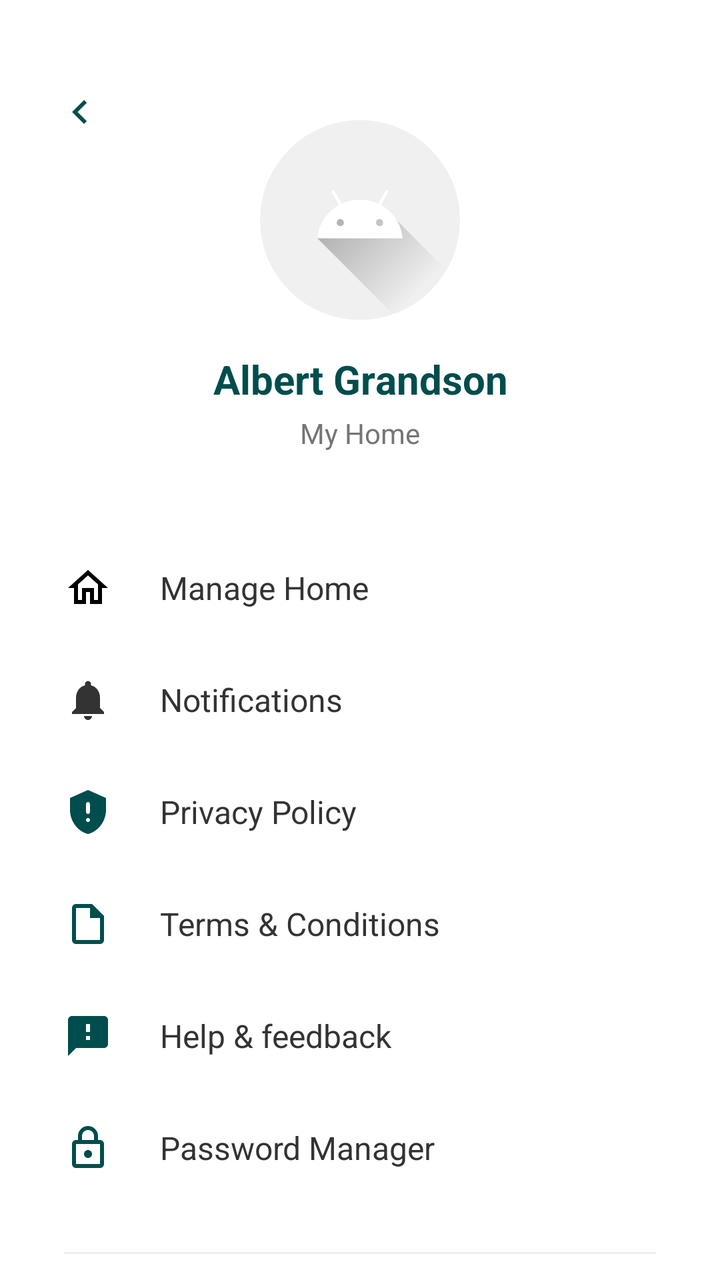
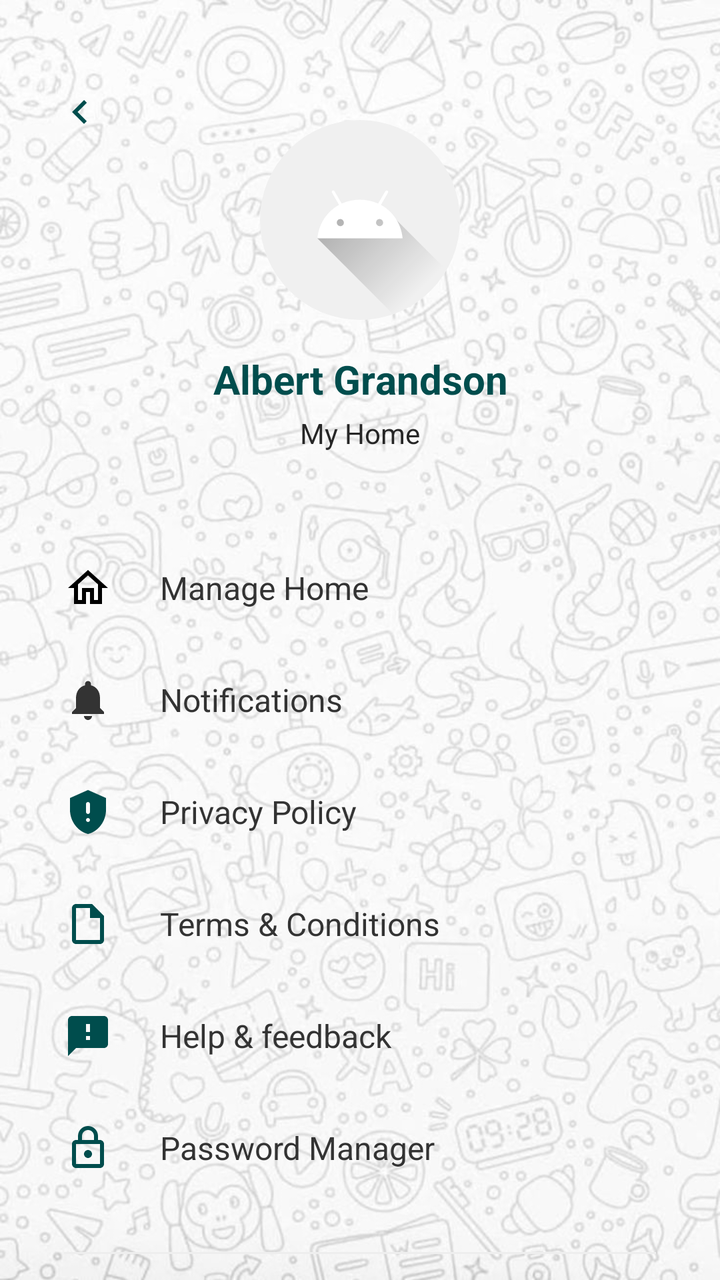

Compare the two renders of this Android layout. The source of the first and the diff that turns it into the second are given below.
<!-- AndroidManifest.xml: application theme Theme.SmartHome -->
<!-- res/layout/activity_user_profile.xml -->
<?xml version="1.0" encoding="utf-8"?>
<androidx.constraintlayout.widget.ConstraintLayout xmlns:android="http://schemas.android.com/apk/res/android"
    xmlns:app="http://schemas.android.com/apk/res-auto"
    xmlns:tools="http://schemas.android.com/tools"
    android:layout_width="match_parent"
    android:layout_height="match_parent"
    android:background="@color/white"
    tools:context=".UserProfileActivity">

    
    <ImageView
        android:id="@+id/btn_back"
        android:layout_width="48dp"
        android:layout_height="48dp"
        android:layout_marginStart="16dp"
        android:layout_marginTop="32dp"
        android:padding="12dp"
        android:src="@drawable/ic_arrow_back"
        app:layout_constraintStart_toStartOf="parent"
        app:layout_constraintTop_toTopOf="parent"
        app:tint="@color/primary_teal" />

    
    <androidx.cardview.widget.CardView
        android:id="@+id/cv_profile_pic"
        android:layout_width="100dp"
        android:layout_height="100dp"
        android:layout_marginTop="60dp"
        app:cardCornerRadius="50dp"
        app:cardElevation="0dp"
        app:layout_constraintEnd_toEndOf="parent"
        app:layout_constraintStart_toStartOf="parent"
        app:layout_constraintTop_toTopOf="parent">

        <ImageView
            android:id="@+id/iv_user_image"
            android:layout_width="match_parent"
            android:layout_height="match_parent"
            android:scaleType="centerCrop"
            android:src="@drawable/ic_launcher_foreground"
            android:background="#F0F0F0" />
    </androidx.cardview.widget.CardView>

    <EditText
        android:id="@+id/tv_profile_name"
        android:layout_width="wrap_content"
        android:layout_height="wrap_content"
        android:layout_marginTop="16dp"
        android:text="Albert Grandson"
        android:textColor="@color/primary_teal"
        android:textSize="20sp"
        android:textStyle="bold"
        android:background="@android:color/transparent"
        android:gravity="center"
        android:imeOptions="actionDone"
        android:inputType="textPersonName"
        android:maxLines="1"
        app:layout_constraintEnd_toEndOf="parent"
        app:layout_constraintStart_toStartOf="parent"
        app:layout_constraintTop_toBottomOf="@id/cv_profile_pic" />

    <TextView
        android:id="@+id/tv_profile_sub"
        android:layout_width="wrap_content"
        android:layout_height="wrap_content"
        android:layout_marginTop="4dp"
        android:text="My Home"
        android:textColor="@color/gray_text"
        android:textSize="14sp"
        app:layout_constraintEnd_toEndOf="parent"
        app:layout_constraintStart_toStartOf="parent"
        app:layout_constraintTop_toBottomOf="@id/tv_profile_name" />

    
    <LinearLayout
        android:id="@+id/ll_settings_menu"
        android:layout_width="match_parent"
        android:layout_height="wrap_content"
        android:layout_marginTop="40dp"
        android:orientation="vertical"
        android:paddingHorizontal="32dp"
        app:layout_constraintTop_toBottomOf="@id/tv_profile_sub">

        
        <LinearLayout
            android:id="@+id/item_manage_home"
            android:layout_width="match_parent"
            android:layout_height="56dp"
            android:gravity="center_vertical"
            android:orientation="horizontal"
            android:clickable="true"
            android:focusable="true"
            android:background="?attr/selectableItemBackground">
            <ImageView
                android:layout_width="24dp"
                android:layout_height="24dp"
                android:src="@drawable/ic_home" />
            <TextView
                android:layout_width="wrap_content"
                android:layout_height="wrap_content"
                android:layout_marginStart="24dp"
                android:text="Manage Home"
                android:textColor="#333333"
                android:textSize="16sp" />
        </LinearLayout>

        
        <LinearLayout
            android:id="@+id/item_notifications_settings"
            android:layout_width="match_parent"
            android:layout_height="56dp"
            android:gravity="center_vertical"
            android:orientation="horizontal"
            android:clickable="true"
            android:focusable="true"
            android:background="?attr/selectableItemBackground">
            <ImageView
                android:layout_width="24dp"
                android:layout_height="24dp"
                android:src="@drawable/ic_notification" />
            <TextView
                android:layout_width="wrap_content"
                android:layout_height="wrap_content"
                android:layout_marginStart="24dp"
                android:text="Notifications"
                android:textColor="#333333"
                android:textSize="16sp" />
        </LinearLayout>

        
        <LinearLayout
            android:id="@+id/item_privacy"
            android:layout_width="match_parent"
            android:layout_height="56dp"
            android:gravity="center_vertical"
            android:orientation="horizontal"
            android:clickable="true"
            android:focusable="true"
            android:background="?attr/selectableItemBackground">
            <ImageView
                android:layout_width="24dp"
                android:layout_height="24dp"
                android:src="@drawable/ic_shield_privacy" />
            <TextView
                android:layout_width="wrap_content"
                android:layout_height="wrap_content"
                android:layout_marginStart="24dp"
                android:text="Privacy Policy"
                android:textColor="#333333"
                android:textSize="16sp" />
        </LinearLayout>

        
        <LinearLayout
            android:id="@+id/item_terms"
            android:layout_width="match_parent"
            android:layout_height="56dp"
            android:gravity="center_vertical"
            android:orientation="horizontal"
            android:clickable="true"
            android:focusable="true"
            android:background="?attr/selectableItemBackground">
            <ImageView
                android:layout_width="24dp"
                android:layout_height="24dp"
                android:src="@drawable/ic_terms" />
            <TextView
                android:layout_width="wrap_content"
                android:layout_height="wrap_content"
                android:layout_marginStart="24dp"
                android:text="Terms &amp; Conditions"
                android:textColor="#333333"
                android:textSize="16sp" />
        </LinearLayout>

        
        <LinearLayout
            android:id="@+id/item_help"
            android:layout_width="match_parent"
            android:layout_height="56dp"
            android:gravity="center_vertical"
            android:orientation="horizontal"
            android:clickable="true"
            android:focusable="true"
            android:background="?attr/selectableItemBackground">
            <ImageView
                android:layout_width="24dp"
                android:layout_height="24dp"
                android:src="@drawable/ic_help_feedback" />
            <TextView
                android:layout_width="wrap_content"
                android:layout_height="wrap_content"
                android:layout_marginStart="24dp"
                android:text="Help &amp; feedback"
                android:textColor="#333333"
                android:textSize="16sp" />
        </LinearLayout>

        
        <LinearLayout
            android:id="@+id/item_password"
            android:layout_width="match_parent"
            android:layout_height="56dp"
            android:gravity="center_vertical"
            android:orientation="horizontal"
            android:clickable="true"
            android:focusable="true"
            android:background="?attr/selectableItemBackground">
            <ImageView
                android:layout_width="24dp"
                android:layout_height="24dp"
                android:src="@drawable/ic_password_manager" />
            <TextView
                android:layout_width="wrap_content"
                android:layout_height="wrap_content"
                android:layout_marginStart="24dp"
                android:text="Password Manager"
                android:textColor="#333333"
                android:textSize="16sp" />
        </LinearLayout>

        <View
            android:layout_width="match_parent"
            android:layout_height="1dp"
            android:layout_marginTop="24dp"
            android:background="#EEEEEE" />
    </LinearLayout>

</androidx.constraintlayout.widget.ConstraintLayout>
<!-- resources referenced by this layout -->
<resources>
  <color name="gray_text">#757575</color>
  <color name="primary_teal">#004D4D</color>
  <color name="white">#FFFFFF</color>
  <!-- drawable ic_arrow_back (drawable) -->
  <vector xmlns:android="http://schemas.android.com/apk/res/android"
      android:width="24dp"
      android:height="24dp"
      android:viewportWidth="24"
      android:viewportHeight="24">
    <path
        android:pathData="M15.41,16.59L10.83,12L15.41,7.41L14,6L8,12L14,18L15.41,16.59Z"
        android:fillColor="#000000"/>
  </vector>
  <!-- drawable ic_help_feedback (drawable) -->
  <vector xmlns:android="http://schemas.android.com/apk/res/android"
      android:width="24dp"
      android:height="24dp"
      android:viewportWidth="24"
      android:viewportHeight="24">
      <path
          android:fillColor="#004D4D"
          android:pathData="M20,2H4C2.9,2 2,2.9 2,4V22L6,18H20C21.1,18 22,17.1 22,16V4C22,2.9 21.1,2 20,2ZM13,14H11V12H13V14ZM13,10H11V6H13V10Z" />
  </vector>
  <!-- drawable ic_home (drawable) -->
  <vector xmlns:android="http://schemas.android.com/apk/res/android"
      android:width="24dp"
      android:height="24dp"
      android:viewportWidth="24"
      android:viewportHeight="24">
    <path
        android:fillColor="#000000"
        android:pathData="M12,5.69l5,4.5V18h-2v-6H9v6H7v-7.81l5,-4.5M12,3L2,12h3v8h6v-6h2v6h6v-8h3L12,3z"/>
  </vector>
  <!-- drawable ic_notification (drawable) -->
  <vector xmlns:android="http://schemas.android.com/apk/res/android"
      android:width="24dp"
      android:height="24dp"
      android:viewportWidth="24"
      android:viewportHeight="24">
    <path
        android:fillColor="#333333"
        android:pathData="M12,22c1.1,0 2,-0.9 2,-2h-4c0,1.1 0.9,2 2,2zM18,16v-5c0,-3.07 -1.63,-5.64 -4.5,-6.32V4c0,-0.83 -0.67,-1.5 -1.5,-1.5s-1.5,0.67 -1.5,1.5v0.68C7.64,5.36 6,7.92 6,11v5l-2,2v1h16v-1l-2,-2z"/>
  </vector>
  <!-- drawable ic_password_manager (drawable) -->
  <vector xmlns:android="http://schemas.android.com/apk/res/android"
      android:width="24dp"
      android:height="24dp"
      android:viewportWidth="24"
      android:viewportHeight="24">
      <path
          android:fillColor="#004D4D"
          android:pathData="M18,8H17V6C17,3.24 14.76,1 12,1C9.24,1 7,3.24 7,6V8H6C4.9,8 4,8.9 4,10V20C4,21.1 4.9,22 6,22H18C19.1,22 20,21.1 20,20V10C20,8.9 19.1,8 18,8ZM9,6C9,4.34 10.34,3 12,3C13.66,3 15,4.34 15,6V8H9V6ZM18,20H6V10H18V20ZM12,13C10.9,13 10,13.9 10,15C10,16.1 10.9,17 12,17C13.1,17 14,16.1 14,15C14,13.9 13.1,13 12,13Z" />
  </vector>
  <!-- drawable ic_shield_privacy (drawable) -->
  <vector xmlns:android="http://schemas.android.com/apk/res/android"
      android:width="24dp"
      android:height="24dp"
      android:viewportWidth="24"
      android:viewportHeight="24">
      <path
          android:fillColor="#004D4D"
          android:pathData="M12,1L3,5V11C3,16.55 6.84,21.74 12,23C17.16,21.74 21,16.55 21,11V5L12,1ZM12,7C12.55,7 13,7.45 13,8V12C13,12.55 12.55,13 12,13C11.45,13 11,12.55 11,12V8C11,7.45 11.45,7 12,7ZM12,17C11.45,17 11,16.55 11,16C11,15.45 11.45,15 12,15C12.55,15 13,15.45 13,16C13,16.55 12.55,17 12,17Z" />
  </vector>
  <!-- drawable ic_terms (drawable) -->
  <vector xmlns:android="http://schemas.android.com/apk/res/android"
      android:width="24dp"
      android:height="24dp"
      android:viewportWidth="24"
      android:viewportHeight="24">
      <path
          android:fillColor="#004D4D"
          android:pathData="M14,2H6C4.9,2 4,2.9 4,4V20C4,21.1 4.9,22 6,22H18C19.1,22 20,21.1 20,20V8L14,2ZM18,20H6V4H13V9H18V20Z" />
  </vector>
  <style name="Theme.SmartHome" parent="Base.Theme.SmartHome" />
  <style name="Base.Theme.SmartHome" parent="Theme.MaterialComponents.Light.NoActionBar">
          
          <item name="android:colorBackground">@color/background_light</item>
          <item name="android:windowLightStatusBar">true</item>
          <item name="android:statusBarColor">@color/white</item>
      </style>
  <color name="background_light">#F5F7F7</color>
  <!-- unchanged entries left out for length: 1 -->
</resources>

<!-- the commit's change to res/layout/activity_user_profile.xml (unified diff, before → after) -->
@@ -4,7 +4,7 @@
     xmlns:tools="http://schemas.android.com/tools"
     android:layout_width="match_parent"
     android:layout_height="match_parent"
-    android:background="@color/white"
+    android:background="@drawable/background"
     tools:context=".UserProfileActivity">
 
     
<!-- resource entries referenced after the edit -->
@@ -1,7 +1,8 @@
 <!-- resources referenced by this layout -->
 <resources>
-  <color name="gray_text">#757575</color>
+  <color name="gray_text">#262626</color>
   <color name="primary_teal">#004D4D</color>
+  <!-- drawable background: jpg bitmap (drawable, 105532 bytes) -->
   <color name="white">#FFFFFF</color>
   <!-- drawable ic_arrow_back (drawable) -->
   <vector xmlns:android="http://schemas.android.com/apk/res/android"
